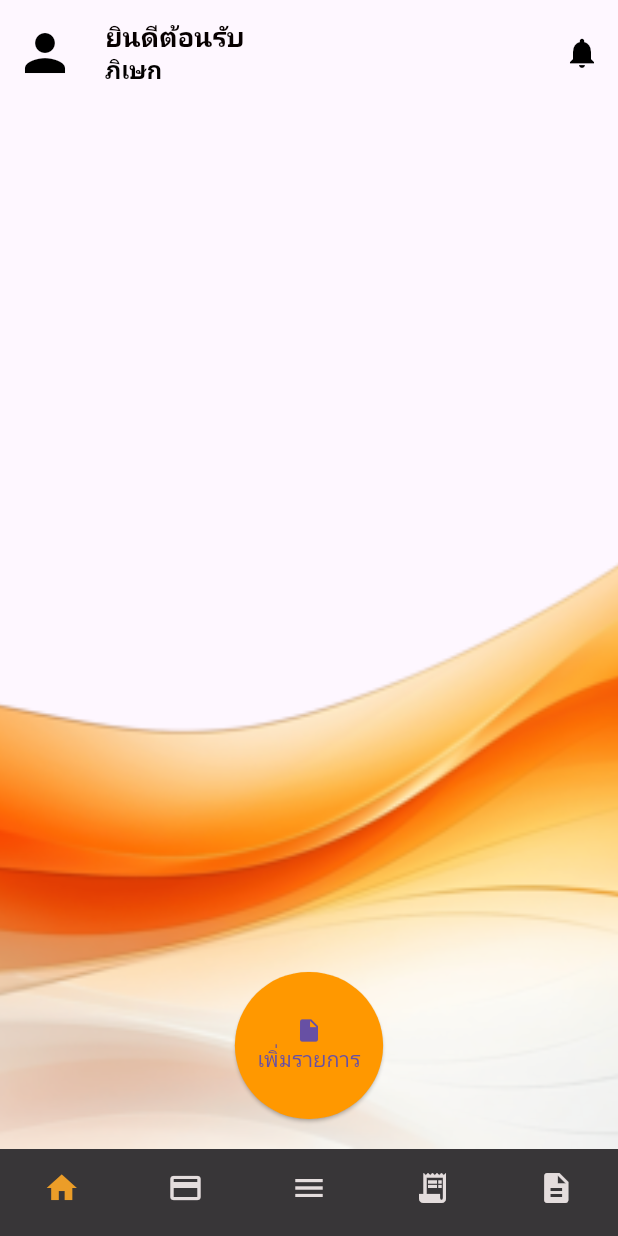
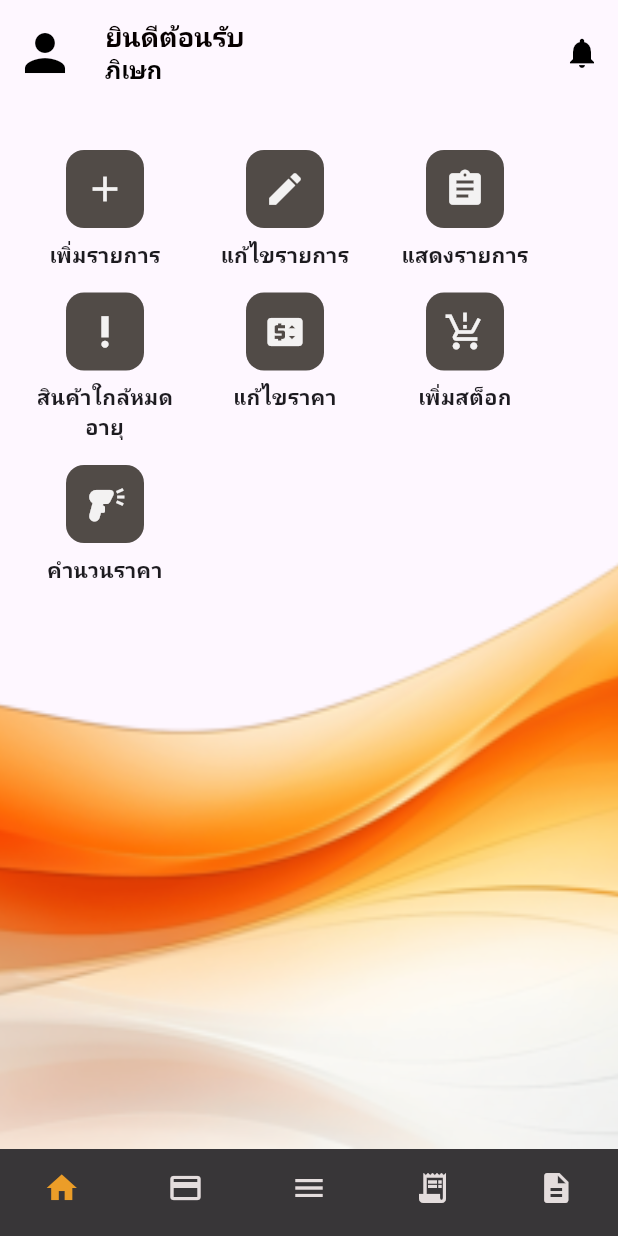
Before and after one commit to piseak02/sintaveeapp, a Flutter app: the screen it shows after launch, on a phone screen of 412 x 824 dp. Run offline on Flutter 3.47's test engine with Material 3 defaults, Android fonts, the phone set to English and light mode, and no system bars.

Commit message:
หน้าแรกสำเร็จรอจัดย้ายโค้ด

```diff
--- a/lib/main.dart
+++ b/lib/main.dart
@@ -82,52 +82,54 @@ class _MyHomepagaState extends State<MyHomepaga> {
           ),
         ),
         body: Container(
+          width: double.infinity, //  กำหนดให้กว้างเต็มหน้าจอ
+          height: double.infinity,
           decoration: BoxDecoration(
             image: DecorationImage(
-              image: AssetImage("assets/po1.png"), // ✅ ใช้รูปพื้นหลัง
+              image: AssetImage("assets/po1.png"), //  ใช้รูปพื้นหลัง
               fit: BoxFit.cover, // ✅ ปรับให้รูปเต็มจอ
+              alignment: Alignment.center, // ✅ ปรับตำแหน่งให้กึ่งกลาง
             ),
           ),
-          child: Center(
-            child: Column(
-              mainAxisAlignment: MainAxisAlignment.center,
-              children: [
-                Spacer(),
-                Padding(
-                  padding: EdgeInsets.only(bottom: 20),
-                  child: ElevatedButton(
-                    onPressed: () {},
-                    style: ElevatedButton.styleFrom(
-                      backgroundColor: Colors.orange,
-                      padding: EdgeInsets.symmetric(
-                        horizontal: 15,
-                        vertical: 30,
-                      ),
-                      shape: RoundedRectangleBorder(
-                        borderRadius: BorderRadius.circular(200),
-                      ),
-                    ),
-                    child: Column(
-                      children: [
-                        Icon(Icons.insert_drive_file),
-                        Text("เพิ่มรายการ"),
-                      ],
-                    ),
-                  ),
+          child: Column(
+            crossAxisAlignment: CrossAxisAlignment.start, //  จัดให้เมนูชิดซ้าย
+            children: [
+              SizedBox(height: 30), //  เพิ่มระยะห่างด้านบน
+              ///Spacer(),  //ทำให้ปุ่มทางลัดอยู่ด้านล่างคำสั่งนี้***
+              Padding(
+                padding: EdgeInsets.symmetric(horizontal: 20),
+                child: Wrap(
+                  alignment: WrapAlignment.start, //  จัดให้อยู่ตรงกลาง
+                  spacing: 20, //  ระยะห่างระหว่างไอคอนในแถวเดียวกัน
+                  runSpacing: 15, //  ระยะห่างระหว่างแถว
+                  children: [
+                    _buildShortcut(icon: Icons.add, title: "เพิ่มรายการ"),
+                    _buildShortcut(icon: Icons.edit, title: "แก้ไขรายการ"),
+                    _buildShortcut(icon: Icons.assignment, title: "แสดงรายการ"),
+                    _buildShortcut(
+                        icon: Icons.priority_high, title: "สินค้าใกล้หมดอายุ"),
+                    _buildShortcut(
+                        icon: Icons.price_change, title: "แก้ไขราคา"),
+                    _buildShortcut(
+                        icon: Icons.production_quantity_limits_sharp,
+                        title: "เพิ่มสต็อก"),
+                    _buildShortcut(
+                        icon: Icons.barcode_reader, title: "คำนวนราคา"),
+                  ],
                 ),
-              ],
-            ),
+              ),
+            ],
           ),
         ),
         bottomNavigationBar: BottomNavigationBar(
           type: BottomNavigationBarType.fixed,
           backgroundColor: const Color.fromARGB(
-              199, 0, 0, 0), // ✅ เปลี่ยนสีพื้นหลังของแถบบาร์
+              199, 0, 0, 0), //  เปลี่ยนสีพื้นหลังของแถบบาร์
           showSelectedLabels: false,
           showUnselectedLabels: false,
           selectedItemColor: const Color.fromARGB(255, 235, 157, 40),
           unselectedItemColor: const Color.fromARGB(255, 228, 221, 221),
-          elevation: 0, // ✅ ลดเงาของ BottomNavigationBar
+          elevation: 0, //  ลดเงาของ BottomNavigationBar
           items: [
             BottomNavigationBarItem(
                 icon: Icon(
@@ -153,4 +155,30 @@ class _MyHomepagaState extends State<MyHomepaga> {
       ),
     );
   }
+
+  Widget _buildShortcut({required IconData icon, required String title}) {
+    return SizedBox(
+      width: 100, //  กำหนดขนาดปุ่มให้เท่ากัน
+      child: Column(
+        mainAxisSize: MainAxisSize.min,
+        children: [
+          Container(
+            padding: EdgeInsets.all(12),
+            decoration: BoxDecoration(
+              color: const Color.fromARGB(185, 15, 10, 1), //  สีพื้นหลังของปุ่ม
+              borderRadius: BorderRadius.circular(12),
+            ),
+            child: Icon(icon,
+                size: 28, color: const Color.fromARGB(255, 243, 242, 242)),
+          ),
+          SizedBox(height: 8), //  ระยะห่างระหว่างไอคอนกับข้อความ
+          Text(
+            title,
+            textAlign: TextAlign.center, //  จัดให้อยู่ตรงกลาง
+            style: TextStyle(fontSize: 14, fontWeight: FontWeight.bold),
+          ),
+        ],
+      ),
+    );
+  }
 }
```
